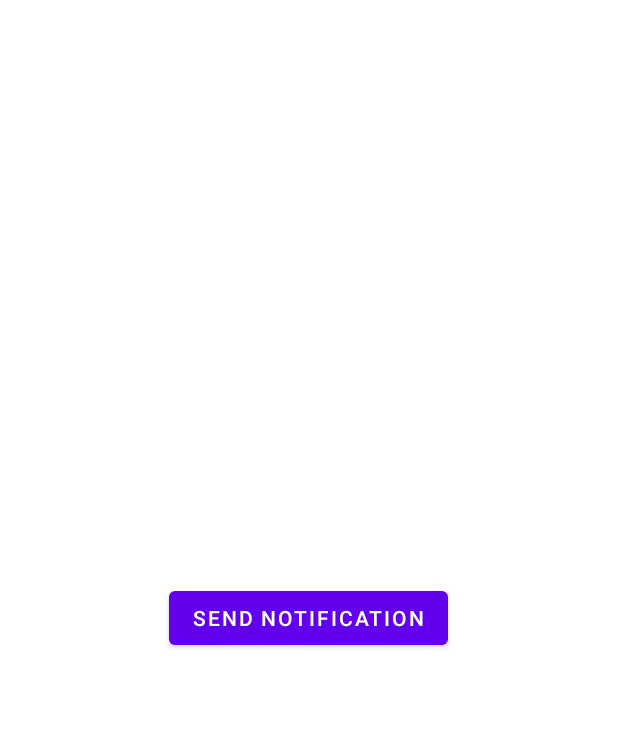
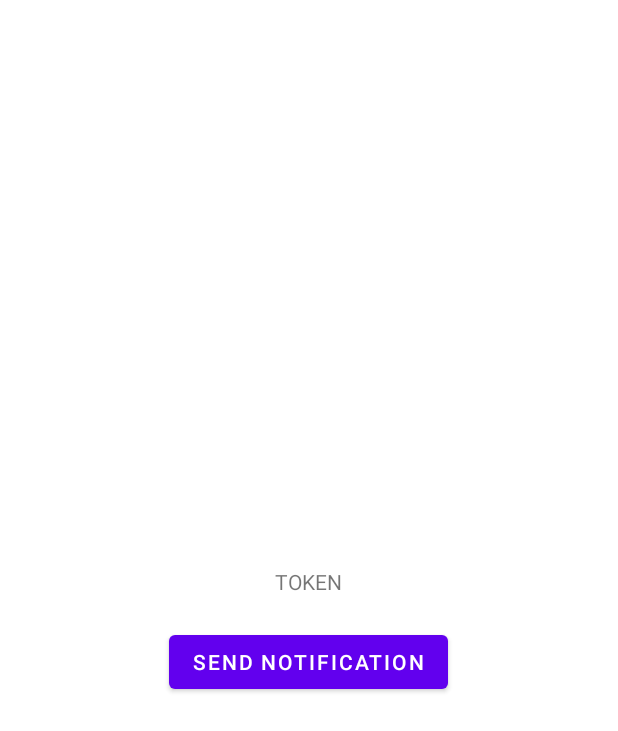
Before and after one commit to Android-App-Development-Instructory/FCM-Demo, an Android app: the layout activity_main.xml on its own in the app's theme, with its tools: preview values and no code run, on a phone screen of 412 x 824 dp. Shown: the top 731 px of the screen. Run offline under Robolectric (Android 15) with nearby library versions, the phone set to English and light mode, and no system bars.

Commit message:
FCM Demo: Get FCM Notification

```diff
--- a/app/build.gradle
+++ b/app/build.gradle
@@ -38,6 +38,9 @@ dependencies {
     androidTestImplementation 'androidx.test.ext:junit:1.1.5'
     androidTestImplementation 'androidx.test.espresso:espresso-core:3.5.1'
 
-    implementation platform('com.google.firebase:firebase-bom:32.6.0')
+
+    implementation platform('com.google.firebase:firebase-bom:29.1.0')
     implementation 'com.google.firebase:firebase-analytics'
+    implementation 'com.google.firebase:firebase-messaging'
+
 }
--- a/app/src/main/AndroidManifest.xml
+++ b/app/src/main/AndroidManifest.xml
@@ -2,6 +2,7 @@
 <manifest xmlns:android="http://schemas.android.com/apk/res/android"
     xmlns:tools="http://schemas.android.com/tools">
 
+    <uses-permission android:name="android.permission.INTERNET"/>
     <uses-permission android:name="android.permission.POST_NOTIFICATIONS"/>
 
     <application
--- a/app/src/main/res/layout/activity_main.xml
+++ b/app/src/main/res/layout/activity_main.xml
@@ -5,7 +5,17 @@
     android:layout_width="match_parent"
     android:layout_height="match_parent"
     android:gravity="center"
+    android:orientation="vertical"
     tools:context=".MainActivity">
+
+
+    <TextView
+        android:id="@+id/fcmTokenTV"
+        android:text="TOKEN"
+        android:layout_width="wrap_content"
+        android:layout_height="wrap_content"
+        android:layout_margin="20dp"
+        />
 
     <Button
         android:id="@+id/sendNotificationBTN"
--- a/build.gradle
+++ b/build.gradle
@@ -1,6 +1,6 @@
-// Top-level build file where you can add configuration options common to all sub-projects/modules.
+
 plugins {
     id 'com.android.application' version '7.3.1' apply false
     id 'com.android.library' version '7.3.1' apply false
-    id 'com.google.gms.google-services' version '4.4.0' apply false
+    id 'com.google.gms.google-services' version '4.3.15' apply false
 }
```
Also changed, not shown: app/src/main/java/com/alaminkarno/fcmexample/MainActivity.java (+35 -1 lines).
